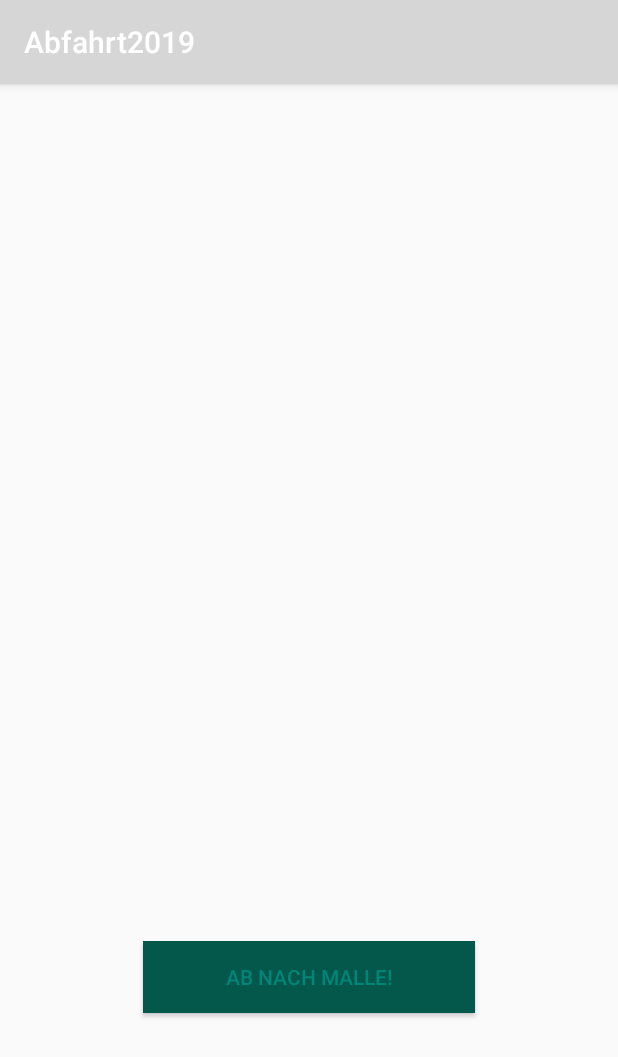
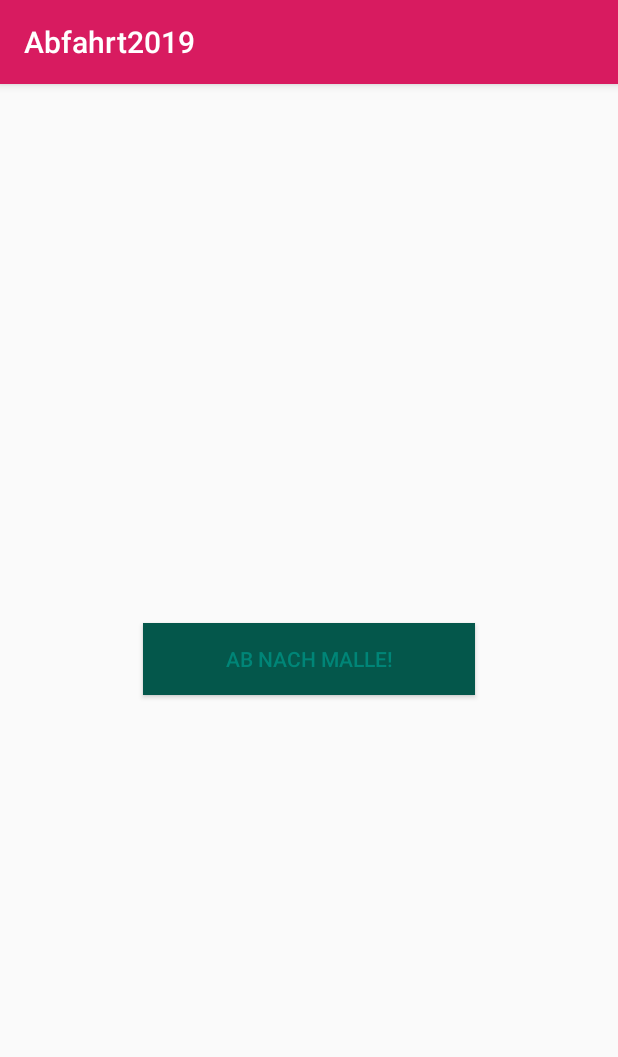
Before and after one commit to Darkdragon853/Abfahrt-Trinkspiel-2019, an Android app: the screen it shows after launch (MainActivity), on a phone screen of 412 x 824 dp. Shown: the top 1057 px of the screen. Run offline under Robolectric (Android 15) with nearby library versions, the phone set to English and light mode, and no system bars.

Commit message:
Letztes Update für diese Nacht

```diff
--- a/app/src/main/java/Applications/abfahrt2019/MainActivity.java
+++ b/app/src/main/java/Applications/abfahrt2019/MainActivity.java
@@ -34,6 +34,7 @@ public class MainActivity extends AppCompatActivity {
     }
 
     private void Abfahren() {
+        //
         // Bereinige zuerst Oberfläcche
 
 
--- a/app/src/main/res/layout/activity_main.xml
+++ b/app/src/main/res/layout/activity_main.xml
@@ -16,12 +16,12 @@
         android:layout_marginEnd="8dp"
         android:layout_marginRight="8dp"
         android:layout_marginBottom="8dp"
+        android:background="@color/startButtonBackgroundColor"
         android:text="@string/startButtonText"
         android:textColor="@color/startButtonColor"
-        android:background="@color/startButtonBackgroundColor"
         app:layout_constraintBottom_toBottomOf="parent"
         app:layout_constraintEnd_toEndOf="parent"
         app:layout_constraintStart_toStartOf="parent"
         app:layout_constraintTop_toTopOf="parent"
-        app:layout_constraintVertical_bias="0.8" />
+        app:layout_constraintVertical_bias="0.499" />
 </androidx.constraintlayout.widget.ConstraintLayout>
--- a/app/src/main/res/values/colors.xml
+++ b/app/src/main/res/values/colors.xml
@@ -3,4 +3,6 @@
     <color name="startButtonColor">#008577</color>
     <color name="startButtonBackgroundColor">#04574B</color>
     <color name="colorAccent">#D81B60</color>
+    <color name="stylePrimaryColorDark">#D81B60</color>
+    <color name="stylePrimaryColor">#D81B60</color>
 </resources>
--- a/app/src/main/res/values/strings.xml
+++ b/app/src/main/res/values/strings.xml
@@ -1,7 +1,7 @@
 <resources>
     <string name="app_name">Abfahrt2019</string>
     <string name="startButtonText">Ab nach Malle!</string>
-    <string name="blab">Abfahrt2019</string>
-    <string name="blfdd">Abfahrt2019</string>
-    <string name="dfsfsdsfd">Abfahrt2019</string>
+    <string name="toBeFilled1">Abfahrt2019</string>
+    <string name="toBeFilled2">Abfahrt2019</string>
+    <string name="toBeFilled3">Abfahrt2019</string>
 </resources>
--- a/app/src/main/res/values/styles.xml
+++ b/app/src/main/res/values/styles.xml
@@ -3,8 +3,8 @@
     <!-- Base application theme. -->
     <style name="AppTheme" parent="Theme.AppCompat.Light.DarkActionBar">
         <!-- Customize your theme here. -->
-        <item name="colorPrimary">@color/colorPrimary</item>
-        <item name="colorPrimaryDark">@color/colorPrimaryDark</item>
+        <item name="colorPrimary">@color/stylePrimaryColor</item>
+        <item name="colorPrimaryDark">@color/stylePrimaryColorDark</item>
         <item name="colorAccent">@color/colorAccent</item>
     </style>
 
```
